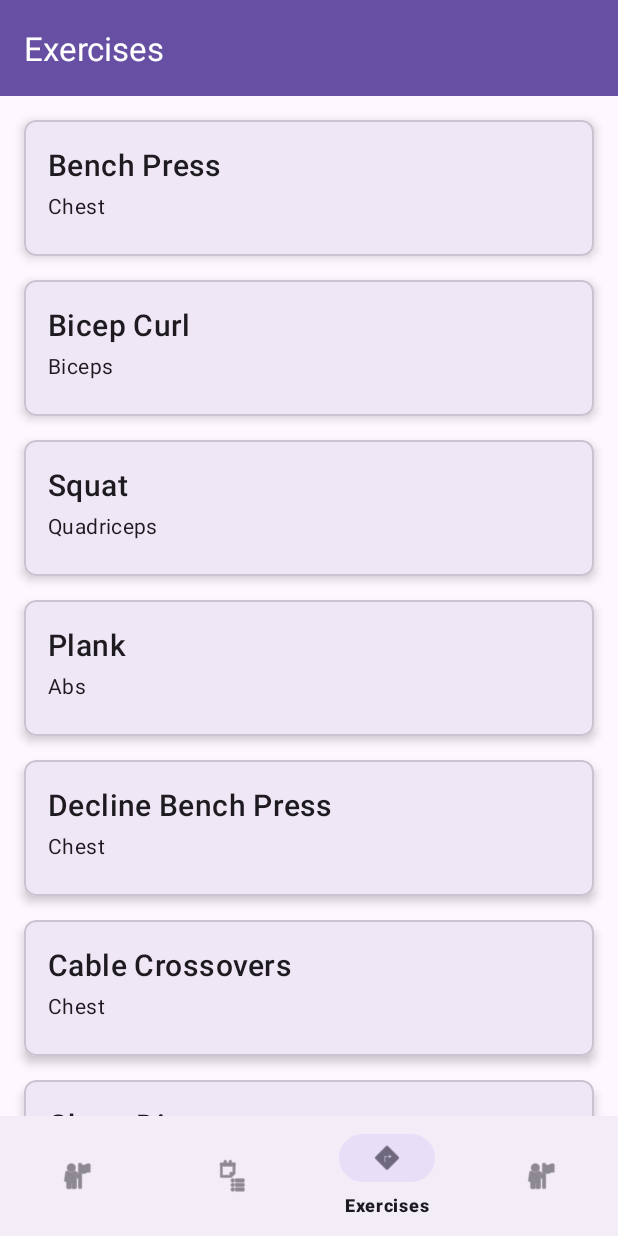
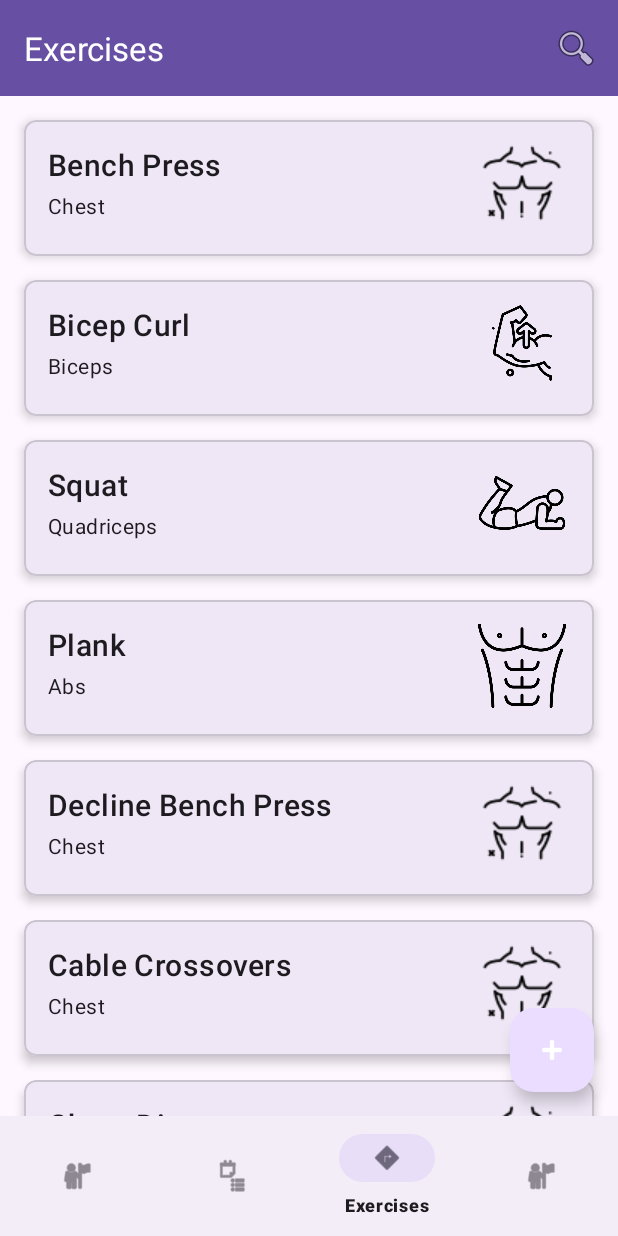
Before and after one commit to zeesshhh0/gym_workout_app, an Android app: the screen it shows after launch (HomeActivity), item 3 of the bottom bar chosen, on a phone screen of 412 x 824 dp. Run offline under Robolectric (Android 15) with nearby library versions, the phone set to English and light mode, and no system bars.

Commit message:
Feat: Implement exercise management features
This commit introduces several enhancements to the exercise management functionality:

- **Add Exercise:** Users can now add new exercises, specifying the name, description, instructions, and muscle group.
- **View Exercise Instructions:** Tapping on an exercise in the list now opens a dedicated page displaying its instructions.
- **Exercise List UI:**
    - Displays an image corresponding to the exercise's muscle group.
    - Includes a Floating Action Button (FAB) for quick access to add new exercises.
    - Implements search functionality to filter exercises by name.
- **Muscle Group Selection:** A dropdown menu allows users to select the muscle group when adding a new exercise.
- **Automatic Sets Counter:** This feature has been implemented (details not in diff).
- **Data Model:** Introduced `MuscleGroup` data class.
- **Database:** Added functionality to retrieve all muscle groups from the database.
- **UI:** Updated README with completed tasks. Made minor UI adjustments in `activity_add_exercise.xml` and `item_exercise.xml`.

```diff
--- /dev/null
+++ b/app/src/main/java/com/example/gymworkout/data/model/MuscleGroup.kt
@@ -0,0 +1,6 @@
+package com.example.gymworkout.data.model
+
+data class MuscleGroup(
+    val id: Int,
+    val name: String
+)
--- a/app/src/main/java/com/example/gymworkout/ui/adapters/ExerciseRecyclerAdapter.kt
+++ b/app/src/main/java/com/example/gymworkout/ui/adapters/ExerciseRecyclerAdapter.kt
@@ -3,6 +3,7 @@ package com.example.gymworkout.ui.adapters
 import android.view.LayoutInflater
 import android.view.View
 import android.view.ViewGroup
+import android.widget.ImageView
 import android.widget.TextView
 import androidx.recyclerview.widget.RecyclerView
 import com.example.gymworkout.R
@@ -11,7 +12,8 @@ import com.example.gymworkout.data.model.Exercise
 class ExerciseRecyclerAdapter(
     private var exercises: List<Exercise>,
     private val onItemClick: (Exercise) -> Unit,
-    private val showAddSetButton: Boolean = false
+    private val showAddSetButton: Boolean = false,
+    private val showExerciseImage: Boolean = true
 ) : RecyclerView.Adapter<ExerciseRecyclerAdapter.ExerciseViewHolder>() {
 
     override fun onCreateViewHolder(parent: ViewGroup, viewType: Int): ExerciseViewHolder {
@@ -28,6 +30,11 @@ class ExerciseRecyclerAdapter(
         } else {
             holder.addSetButton.visibility = View.GONE
         }
+        if (showExerciseImage) {
+            holder.exerciseImageView.visibility = View.VISIBLE
+        } else {
+            holder.exerciseImageView.visibility = View.GONE
+        }
     }
 
     override fun getItemCount(): Int = exercises.size
@@ -38,7 +45,7 @@ class ExerciseRecyclerAdapter(
     }
 
     inner class ExerciseViewHolder(itemView: View) : RecyclerView.ViewHolder(itemView) {
-        /*private val exerciseImageView: ImageView = itemView.findViewById(R.id.text_view_exercise_name)*/
+        val exerciseImageView: ImageView = itemView.findViewById(R.id.image_view_exercise)
         private val exerciseNameTextView: TextView = itemView.findViewById(R.id.text_view_exercise_name)
         private val muscleGroupTextView: TextView = itemView.findViewById(R.id.text_view_muscle_group)
         val addSetButton: android.widget.Button = itemView.findViewById(R.id.button_add_set)
@@ -47,14 +54,14 @@ class ExerciseRecyclerAdapter(
             exerciseNameTextView.text = exercise.name
             muscleGroupTextView.text = exercise.muscleGroup
 
-           /* val drawableId = when (exercise.muscleGroup.lowercase()) {
+            val drawableId = when (exercise.muscleGroup.lowercase()) {
                 "chest" -> R.drawable.chest
                 "biceps" -> R.drawable.bicpes
                 "quadriceps" -> R.drawable.quadriceps
                 "abs" -> R.drawable.abs
                 else -> R.drawable.bicpes
             }
-            exerciseImageView.setImageResource(drawableId)*/
+            exerciseImageView.setImageResource(drawableId)
 
             itemView.setOnClickListener { onItemClick(exercise) }
         }
--- a/app/src/main/java/com/example/gymworkout/ui/adapters/WorkoutAdapter.kt
+++ b/app/src/main/java/com/example/gymworkout/ui/adapters/WorkoutAdapter.kt
@@ -3,6 +3,7 @@ package com.example.gymworkout.ui.adapters
 import android.view.LayoutInflater
 import android.view.View
 import android.view.ViewGroup
+import android.widget.ImageView
 import android.widget.TextView
 import androidx.recyclerview.widget.LinearLayoutManager
 import androidx.recyclerview.widget.RecyclerView
@@ -21,6 +22,7 @@ class WorkoutAdapter(var exercises: List<Exercise>, private val showAddSetButton
         val exercise = exercises[position]
         holder.name.text = exercise.name
         holder.muscleGroup.text = exercise.muscleGroup
+        holder.exerciseImageView.visibility = View.GONE
 
         if (showAddSetButton) {
             holder.addSetButton.visibility = View.VISIBLE
@@ -82,6 +84,7 @@ class WorkoutAdapter(var exercises: List<Exercise>, private val showAddSetButton
     class ViewHolder(itemView: View) : RecyclerView.ViewHolder(itemView) {
         val name: TextView = itemView.findViewById(R.id.text_view_exercise_name)
         val muscleGroup: TextView = itemView.findViewById(R.id.text_view_muscle_group)
+        val exerciseImageView: ImageView = itemView.findViewById(R.id.image_view_exercise)
         val setsRecyclerView: RecyclerView = itemView.findViewById(R.id.recycler_view_sets)
         val addSetButton: android.widget.Button = itemView.findViewById(R.id.button_add_set)
     }
--- a/app/src/main/java/com/example/gymworkout/ui/exercise/ExerciseInstructionsActivity.kt
+++ b/app/src/main/java/com/example/gymworkout/ui/exercise/ExerciseInstructionsActivity.kt
@@ -20,7 +20,7 @@ class ExerciseInstructionsActivity : AppCompatActivity() {
 
         supportActionBar?.setDisplayHomeAsUpEnabled(true)
 
-        val exerciseName = intent.getStringExtra("exerciseName")
+        val exerciseName = intent.getStringExtra("exercise_name")
 
         supportActionBar?.title = exerciseName
 
--- a/app/src/main/java/com/example/gymworkout/ui/main/ExercisesFragment.kt
+++ b/app/src/main/java/com/example/gymworkout/ui/main/ExercisesFragment.kt
@@ -1,9 +1,16 @@
 package com.example.gymworkout.ui.main
 
+import android.app.Activity
+import android.content.Intent
 import android.os.Bundle
 import android.view.LayoutInflater
+import android.view.Menu
+import android.view.MenuInflater
 import android.view.View
 import android.view.ViewGroup
+import androidx.activity.result.contract.ActivityResultContracts
+import androidx.appcompat.app.AppCompatActivity
+import androidx.appcompat.widget.SearchView
 import androidx.fragment.app.Fragment
 import androidx.recyclerview.widget.LinearLayoutManager
 import androidx.recyclerview.widget.RecyclerView
@@ -11,13 +18,28 @@ import com.example.gymworkout.R
 import com.example.gymworkout.data.db.DatabaseHelper
 import com.example.gymworkout.data.model.Exercise
 import com.example.gymworkout.ui.adapters.ExerciseRecyclerAdapter
+import com.example.gymworkout.ui.exercise.AddExerciseActivity
+import com.example.gymworkout.ui.exercise.ExerciseInstructionsActivity
+import com.google.android.material.floatingactionbutton.FloatingActionButton
 
-class ExercisesFragment : Fragment() {
+class ExercisesFragment : Fragment(), SearchView.OnQueryTextListener {
 
     private lateinit var recyclerView: RecyclerView
     private lateinit var adapter: ExerciseRecyclerAdapter
-    private lateinit var exercises: List<Exercise>
+    private lateinit var allExercises: MutableList<Exercise>
     private lateinit var dbHelper: DatabaseHelper
+    private lateinit var fabAddExercise: FloatingActionButton
+
+    private val addExerciseLauncher = registerForActivityResult(ActivityResultContracts.StartActivityForResult()) { result ->
+        if (result.resultCode == Activity.RESULT_OK) {
+            refreshExercises()
+        }
+    }
+
+    override fun onCreate(savedInstanceState: Bundle?) {
+        super.onCreate(savedInstanceState)
+        setHasOptionsMenu(true)
+    }
 
     override fun onCreateView(
         inflater: LayoutInflater,
@@ -27,19 +49,55 @@ class ExercisesFragment : Fragment() {
         val view = inflater.inflate(R.layout.fragment_exercises, container, false)
 
         dbHelper = DatabaseHelper(requireContext())
-        exercises = dbHelper.getAllExercises()
+        allExercises = dbHelper.getAllExercises().toMutableList()
 
         recyclerView = view.findViewById(R.id.exercisesRecyclerView)
         recyclerView.layoutManager = LinearLayoutManager(context)
-        adapter = ExerciseRecyclerAdapter(exercises, { }, false)
+        adapter = ExerciseRecyclerAdapter(allExercises, { exercise ->
+            val intent = Intent(requireContext(), ExerciseInstructionsActivity::class.java)
+            intent.putExtra("exercise_name", exercise.name)
+            startActivity(intent)
+        })
         recyclerView.adapter = adapter
+
+        fabAddExercise = view.findViewById(R.id.fab_add_exercise)
+        fabAddExercise.setOnClickListener {
+            val intent = Intent(requireContext(), AddExerciseActivity::class.java)
+            addExerciseLauncher.launch(intent)
+        }
 
         return view
     }
 
+    override fun onCreateOptionsMenu(menu: Menu, inflater: MenuInflater) {
+        inflater.inflate(R.menu.menu_exercises, menu)
+        val searchItem = menu.findItem(R.id.action_search)
+        val searchView = searchItem.actionView as SearchView
+        searchView.setOnQueryTextListener(this)
+        super.onCreateOptionsMenu(menu, inflater)
+    }
+
+    override fun onQueryTextSubmit(query: String?): Boolean {
+        return false
+    }
+
+    override fun onQueryTextChange(newText: String?): Boolean {
+        val filteredList = allExercises.filter { exercise ->
+            exercise.name.lowercase().contains(newText.orEmpty().lowercase())
+        }
+        adapter.updateData(filteredList)
+        return true
+    }
+
+    private fun refreshExercises() {
+        allExercises.clear()
+        allExercises.addAll(dbHelper.getAllExercises())
+        adapter.updateData(allExercises)
+    }
+
     override fun onResume() {
         super.onResume()
-        exercises = dbHelper.getAllExercises()
-        adapter.updateData(exercises)
+        refreshExercises()
+        (activity as AppCompatActivity).supportActionBar?.title = "Exercises"
     }
 }
--- a/app/src/main/res/layout/fragment_exercises.xml
+++ b/app/src/main/res/layout/fragment_exercises.xml
@@ -1,5 +1,6 @@
 <?xml version="1.0" encoding="utf-8"?>
 <RelativeLayout xmlns:android="http://schemas.android.com/apk/res/android"
+    xmlns:app="http://schemas.android.com/apk/res-auto"
     android:layout_width="match_parent"
     android:layout_height="match_parent">
 
@@ -10,4 +11,14 @@
         android:clipToPadding="false"
         android:padding="8dp" />
 
+    <com.google.android.material.floatingactionbutton.FloatingActionButton
+        android:id="@+id/fab_add_exercise"
+        android:layout_width="wrap_content"
+        android:layout_height="wrap_content"
+        android:layout_alignParentEnd="true"
+        android:layout_alignParentBottom="true"
+        android:layout_margin="16dp"
+        android:src="@android:drawable/ic_input_add"
+        app:tint="@android:color/white" />
+
 </RelativeLayout>
--- a/app/src/main/res/layout/item_exercise.xml
+++ b/app/src/main/res/layout/item_exercise.xml
@@ -13,14 +13,24 @@
         android:layout_height="wrap_content"
         android:padding="16dp">
 
+        <ImageView
+            android:id="@+id/image_view_exercise"
+            android:layout_width="64dp"
+            android:layout_height="64dp"
+            app:layout_constraintEnd_toEndOf="parent"
+            app:layout_constraintTop_toTopOf="parent"
+            app:layout_constraintBottom_toBottomOf="@id/text_view_muscle_group"
+            tools:src="@drawable/chest" />
+
         <TextView
             android:id="@+id/text_view_exercise_name"
             android:layout_width="0dp"
             android:layout_height="wrap_content"
             android:textAppearance="?attr/textAppearanceHeadline6"
-            app:layout_constraintEnd_toEndOf="parent"
+            app:layout_constraintEnd_toStartOf="@id/image_view_exercise"
             app:layout_constraintStart_toStartOf="parent"
             app:layout_constraintTop_toTopOf="parent"
+            android:layout_marginEnd="16dp"
             tools:text="Bench Press" />
 
         <TextView
@@ -29,9 +39,10 @@
             android:layout_height="wrap_content"
             android:layout_marginTop="4dp"
             android:textAppearance="?attr/textAppearanceBody2"
-            app:layout_constraintEnd_toEndOf="parent"
+            app:layout_constraintEnd_toStartOf="@id/image_view_exercise"
             app:layout_constraintStart_toStartOf="parent"
-            app:layout_constraintTop_toBottomOf="@+id/text_view_exercise_name"
+            app:layout_constraintTop_toBottomOf="@id/text_view_exercise_name"
+            android:layout_marginEnd="16dp"
             tools:text="Chest" />
 
         <androidx.recyclerview.widget.RecyclerView
--- a/app/src/main/res/values/strings.xml
+++ b/app/src/main/res/values/strings.xml
@@ -103,6 +103,7 @@
         "when a user tries to pick up one of cards.\n\n"
     </string>
     <string name="action_settings">Settings</string>
+    <string name="exercises">Exercises</string>
     <string name="search">Search</string>
     <string name="add_excercise">Add Excercise</string>
 </resources>
```
Also changed, not shown: app/src/main/java/com/example/gymworkout/data/db/DatabaseHelper.kt (+15 -0 lines), app/src/main/java/com/example/gymworkout/ui/exercise/AddExerciseActivity.kt (+21 -3 lines), app/src/main/res/layout/activity_add_exercise.xml (+21 -2 lines), 1 other file.
